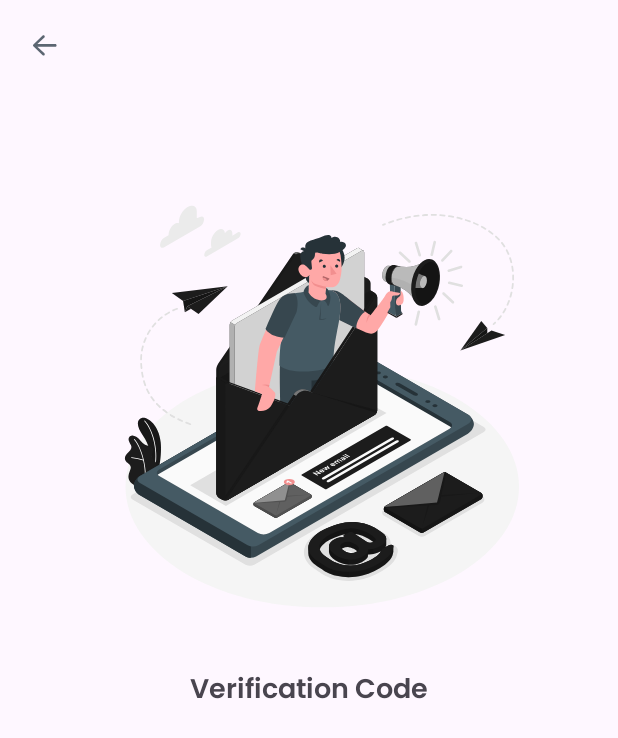
After one commit to wahidabd/SynrgyNguli, an Android app: the layout activity_verification.xml on its own in the app's theme, with its tools: preview values and no code run, on a phone screen of 412 x 824 dp. The commit adds this screen. Shown: the top 738 px of the screen. Run offline under Robolectric (Android 15) with nearby library versions, the phone set to English and light mode, and no system bars.

Commit message:
feat: add image on verifacation screen

```diff
--- a/app/src/main/AndroidManifest.xml
+++ b/app/src/main/AndroidManifest.xml
@@ -13,6 +13,9 @@
         android:theme="@style/Theme.SynrgyNguli"
         tools:targetApi="31">
         <activity
+            android:name=".VerificationActivity"
+            android:exported="false" />
+        <activity
             android:name=".MainActivity"
             android:exported="true">
             <intent-filter>
@@ -21,6 +24,7 @@
                 <category android:name="android.intent.category.LAUNCHER" />
             </intent-filter>
         </activity>
+
         <meta-data
             android:name="preloaded_fonts"
             android:resource="@array/preloaded_fonts" />
--- /dev/null
+++ b/app/src/main/java/com/wahidabd/synrgynguli/VerificationActivity.kt
@@ -0,0 +1,16 @@
+package com.wahidabd.synrgynguli
+
+import androidx.appcompat.app.AppCompatActivity
+import android.os.Bundle
+import com.wahidabd.synrgynguli.databinding.ActivityVerificationBinding
+
+class VerificationActivity : AppCompatActivity() {
+
+    private lateinit var binding: ActivityVerificationBinding
+
+    override fun onCreate(savedInstanceState: Bundle?) {
+        super.onCreate(savedInstanceState)
+        binding = ActivityVerificationBinding.inflate(layoutInflater)
+        setContentView(binding.root)
+    }
+}
--- /dev/null
+++ b/app/src/main/res/drawable/ic_back.xml
@@ -0,0 +1,9 @@
+<vector xmlns:android="http://schemas.android.com/apk/res/android"
+    android:width="20dp"
+    android:height="20dp"
+    android:viewportWidth="20"
+    android:viewportHeight="20">
+  <path
+      android:pathData="M17.715,10.25C17.715,10.742 17.328,11.129 16.871,11.129H4.918L9.594,15.559C9.945,15.875 9.945,16.438 9.629,16.754C9.313,17.105 8.785,17.105 8.434,16.789L2.246,10.883C2.07,10.707 2,10.496 2,10.25C2,10.039 2.07,9.828 2.246,9.652L8.434,3.746C8.785,3.43 9.313,3.43 9.629,3.781C9.945,4.098 9.945,4.66 9.594,4.977L4.918,9.406H16.871C17.363,9.406 17.715,9.793 17.715,10.25Z"
+      android:fillColor="#5C6672"/>
+</vector>
--- /dev/null
+++ b/app/src/main/res/layout/activity_verification.xml
@@ -0,0 +1,42 @@
+<?xml version="1.0" encoding="utf-8"?>
+<androidx.constraintlayout.widget.ConstraintLayout
+    xmlns:android="http://schemas.android.com/apk/res/android"
+    xmlns:app="http://schemas.android.com/apk/res-auto"
+    xmlns:tools="http://schemas.android.com/tools"
+    android:layout_width="match_parent"
+    android:layout_height="match_parent"
+    tools:context=".VerificationActivity">
+
+    <androidx.appcompat.widget.AppCompatImageView
+        android:id="@+id/imgBack"
+        android:layout_width="wrap_content"
+        android:layout_height="wrap_content"
+        android:src="@drawable/ic_back"
+        android:padding="4dp"
+        app:layout_constraintStart_toStartOf="parent"
+        app:layout_constraintTop_toTopOf="parent"
+        android:layout_margin="16dp"
+        android:background="?selectableItemBackground"/>
+
+    <androidx.appcompat.widget.AppCompatImageView
+        android:id="@+id/img"
+        android:layout_width="match_parent"
+        android:layout_height="wrap_content"
+        android:layout_marginTop="120dp"
+        android:src="@drawable/ic_verification_code"
+        app:layout_constraintEnd_toEndOf="parent"
+        app:layout_constraintStart_toStartOf="parent"
+        app:layout_constraintTop_toTopOf="parent" />
+
+    <com.google.android.material.textview.MaterialTextView
+        android:layout_width="wrap_content"
+        android:layout_height="wrap_content"
+        android:text="@string/verification_code"
+        app:fontFamily="@font/poppins_semibold"
+        android:textSize="18sp"
+        android:layout_marginTop="40dp"
+        app:layout_constraintTop_toBottomOf="@id/img"
+        app:layout_constraintStart_toStartOf="parent"
+        app:layout_constraintEnd_toEndOf="parent"/>
+
+</androidx.constraintlayout.widget.ConstraintLayout>
--- a/app/src/main/res/values/colors.xml
+++ b/app/src/main/res/values/colors.xml
@@ -2,4 +2,5 @@
 <resources>
     <color name="black">#FF000000</color>
     <color name="white">#FFFFFFFF</color>
+    <color name="blackbox">#1C1C1C</color>
 </resources>
--- a/app/src/main/res/values/strings.xml
+++ b/app/src/main/res/values/strings.xml
@@ -1,3 +1,4 @@
 <resources>
     <string name="app_name">Synrgy Nguli</string>
+    <string name="verification_code">Verification Code</string>
 </resources>
```
